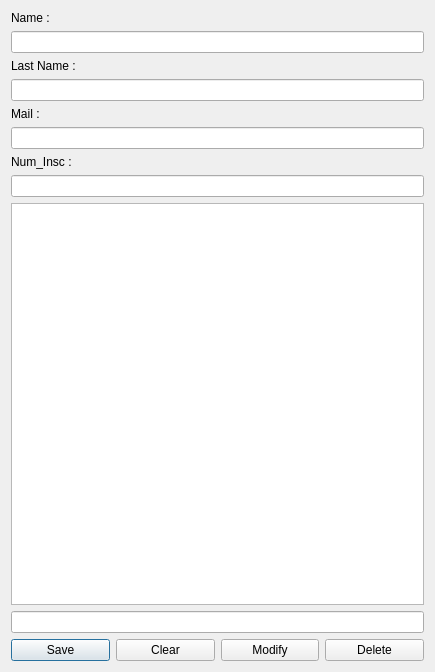
Above: ProjectPV/etudiant/etudiant.ui from Yassine-Mhirsi/ProjectPV before the change. Below: the same form after it.
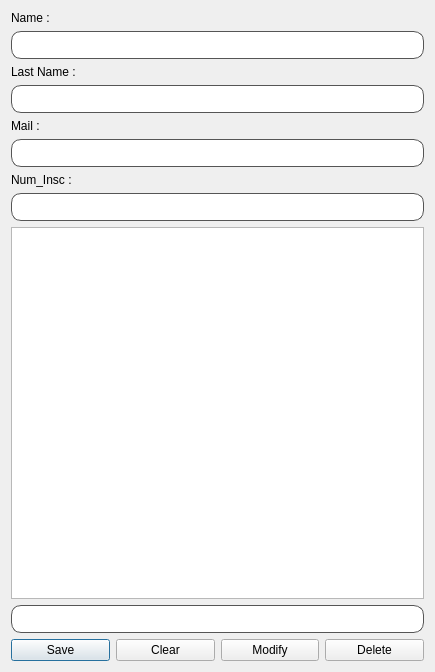
That is the form after the change.

```diff
--- a/ProjectPV/etudiant/etudiant.ui
+++ b/ProjectPV/etudiant/etudiant.ui
@@ -26,7 +26,16 @@
         </widget>
        </item>
        <item>
-        <widget class="QLineEdit" name="name_lineEdit"/>
+        <widget class="QLineEdit" name="name_lineEdit">
+         <property name="styleSheet">
+          <string notr="true">QLineEdit {
+    border-radius: 10px; /* Adjust the value to change the roundness */
+    padding: 5px; /* Adjust the padding as needed */
+    border: 1px solid #555555; /* Optional: add a border */
+}
+</string>
+         </property>
+        </widget>
        </item>
        <item>
         <widget class="QLabel" name="label_4">
@@ -36,7 +45,16 @@
         </widget>
        </item>
        <item>
-        <widget class="QLineEdit" name="lastname_lineEdit"/>
+        <widget class="QLineEdit" name="lastname_lineEdit">
+         <property name="styleSheet">
+          <string notr="true">QLineEdit {
+    border-radius: 10px; /* Adjust the value to change the roundness */
+    padding: 5px; /* Adjust the padding as needed */
+    border: 1px solid #555555; /* Optional: add a border */
+}
+</string>
+         </property>
+        </widget>
        </item>
        <item>
         <widget class="QLabel" name="label_5">
@@ -46,7 +64,16 @@
         </widget>
        </item>
        <item>
-        <widget class="QLineEdit" name="mail_lineEdit"/>
+        <widget class="QLineEdit" name="mail_lineEdit">
+         <property name="styleSheet">
+          <string notr="true">QLineEdit {
+    border-radius: 10px; /* Adjust the value to change the roundness */
+    padding: 5px; /* Adjust the padding as needed */
+    border: 1px solid #555555; /* Optional: add a border */
+}
+</string>
+         </property>
+        </widget>
        </item>
        <item>
         <widget class="QLabel" name="label_6">
@@ -56,7 +83,16 @@
         </widget>
        </item>
        <item>
-        <widget class="QLineEdit" name="numinsc_lineEdit"/>
+        <widget class="QLineEdit" name="numinsc_lineEdit">
+         <property name="styleSheet">
+          <string notr="true">QLineEdit {
+    border-radius: 10px; /* Adjust the value to change the roundness */
+    padding: 5px; /* Adjust the padding as needed */
+    border: 1px solid #555555; /* Optional: add a border */
+}
+</string>
+         </property>
+        </widget>
        </item>
       </layout>
      </item>
@@ -77,7 +113,16 @@
       </widget>
      </item>
      <item>
-      <widget class="QLineEdit" name="searchbar"/>
+      <widget class="QLineEdit" name="searchbar">
+       <property name="styleSheet">
+        <string notr="true">QLineEdit {
+    border-radius: 10px; /* Adjust the value to change the roundness */
+    padding: 5px; /* Adjust the padding as needed */
+    border: 1px solid #555555; /* Optional: add a border */
+}
+</string>
+       </property>
+      </widget>
      </item>
      <item>
       <layout class="QHBoxLayout" name="horizontalLayout">
```
